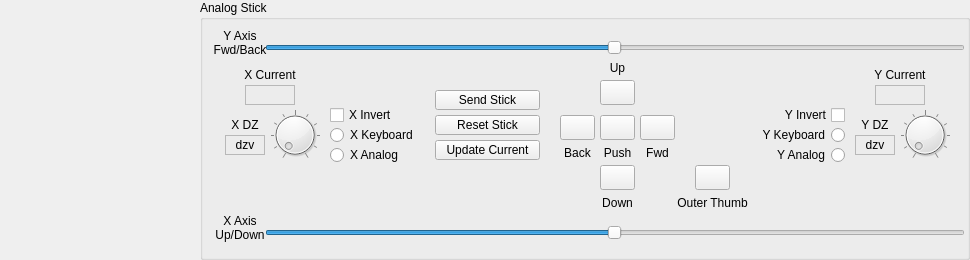
The window that ui_stick.ui (andrewb435/gameKey-Companion) describes before a commit, drawn with Qt 5.
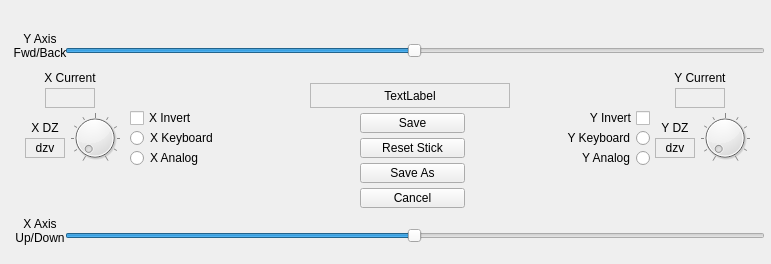
The same window after the commit. Custom widgets are drawn as their Qt base class.

Commit message: Add analog stick profiles

```diff
--- a/ui_stick.ui
+++ b/ui_stick.ui
@@ -6,25 +6,22 @@
    <rect>
     <x>0</x>
     <y>0</y>
-    <width>970</width>
-    <height>260</height>
+    <width>771</width>
+    <height>264</height>
    </rect>
   </property>
   <property name="windowTitle">
    <string>Dialog</string>
   </property>
-  <widget class="QGroupBox" name="grpStick">
+  <widget class="QFrame" name="grpStick">
    <property name="geometry">
     <rect>
-     <x>200</x>
-     <y>0</y>
+     <x>0</x>
+     <y>3</y>
      <width>770</width>
      <height>260</height>
     </rect>
    </property>
-   <property name="title">
-    <string>Analog Stick</string>
-   </property>
    <widget class="QLabeledRangeSlider" name="sliderXrange">
     <property name="geometry">
      <rect>
@@ -138,8 +135,8 @@
    <widget class="QPushButton" name="bResetAxes">
     <property name="geometry">
      <rect>
-      <x>235</x>
-      <y>115</y>
+      <x>360</x>
+      <y>135</y>
       <width>105</width>
       <height>20</height>
      </rect>
@@ -154,8 +151,8 @@
    <widget class="QPushButton" name="bSendAxes">
     <property name="geometry">
      <rect>
-      <x>235</x>
-      <y>90</y>
+      <x>360</x>
+      <y>110</y>
       <width>105</width>
       <height>20</height>
      </rect>
@@ -164,14 +161,14 @@
      <enum>Qt::NoFocus</enum>
     </property>
     <property name="text">
-     <string>Send Stick</string>
+     <string>Save</string>
     </property>
    </widget>
    <widget class="QPushButton" name="bUpdateAnalog">
     <property name="geometry">
      <rect>
-      <x>235</x>
-      <y>140</y>
+      <x>360</x>
+      <y>160</y>
       <width>105</width>
       <height>20</height>
      </rect>
@@ -180,7 +177,7 @@
      <enum>Qt::NoFocus</enum>
     </property>
     <property name="text">
-     <string>Update Current</string>
+     <string>Save As</string>
     </property>
    </widget>
    <widget class="QLabeledRangeSlider" name="sliderYrange">
@@ -380,208 +377,6 @@
      <set>Qt::AlignCenter</set>
     </property>
    </widget>
-   <widget class="QFrame" name="grpThumbStick">
-    <property name="geometry">
-     <rect>
-      <x>340</x>
-      <y>50</y>
-      <width>155</width>
-      <height>185</height>
-     </rect>
-    </property>
-    <widget class="QLabel" name="lThumbStickPush">
-     <property name="geometry">
-      <rect>
-       <x>50</x>
-       <y>90</y>
-       <width>55</width>
-       <height>25</height>
-      </rect>
-     </property>
-     <property name="text">
-      <string>Push</string>
-     </property>
-     <property name="alignment">
-      <set>Qt::AlignCenter</set>
-     </property>
-    </widget>
-    <widget class="QPushButton" name="kThumbStickW">
-     <property name="geometry">
-      <rect>
-       <x>20</x>
-       <y>65</y>
-       <width>35</width>
-       <height>25</height>
-      </rect>
-     </property>
-     <property name="focusPolicy">
-      <enum>Qt::NoFocus</enum>
-     </property>
-     <property name="text">
-      <string/>
-     </property>
-    </widget>
-    <widget class="QPushButton" name="kThumbStickPush">
-     <property name="geometry">
-      <rect>
-       <x>60</x>
-       <y>65</y>
-       <width>35</width>
-       <height>25</height>
-      </rect>
-     </property>
-     <property name="focusPolicy">
-      <enum>Qt::NoFocus</enum>
-     </property>
-     <property name="text">
-      <string/>
-     </property>
-    </widget>
-    <widget class="QLabel" name="lThumbStickE">
-     <property name="geometry">
-      <rect>
-       <x>90</x>
-       <y>90</y>
-       <width>55</width>
-       <height>25</height>
-      </rect>
-     </property>
-     <property name="text">
-      <string>Fwd</string>
-     </property>
-     <property name="alignment">
-      <set>Qt::AlignCenter</set>
-     </property>
-    </widget>
-    <widget class="QPushButton" name="kThumbStickS">
-     <property name="geometry">
-      <rect>
-       <x>60</x>
-       <y>115</y>
-       <width>35</width>
-       <height>25</height>
-      </rect>
-     </property>
-     <property name="focusPolicy">
-      <enum>Qt::NoFocus</enum>
-     </property>
-     <property name="text">
-      <string/>
-     </property>
-    </widget>
-    <widget class="QLabel" name="lThumbStickS">
-     <property name="geometry">
-      <rect>
-       <x>50</x>
-       <y>140</y>
-       <width>55</width>
-       <height>25</height>
-      </rect>
-     </property>
-     <property name="text">
-      <string>Down</string>
-     </property>
-     <property name="alignment">
-      <set>Qt::AlignCenter</set>
-     </property>
-    </widget>
-    <widget class="QLabel" name="lThumbStickN">
-     <property name="geometry">
-      <rect>
-       <x>50</x>
-       <y>5</y>
-       <width>55</width>
-       <height>25</height>
-      </rect>
-     </property>
-     <property name="text">
-      <string>Up</string>
-     </property>
-     <property name="alignment">
-      <set>Qt::AlignCenter</set>
-     </property>
-    </widget>
-    <widget class="QPushButton" name="kThumbStickE">
-     <property name="geometry">
-      <rect>
-       <x>100</x>
-       <y>65</y>
-       <width>35</width>
-       <height>25</height>
-      </rect>
-     </property>
-     <property name="focusPolicy">
-      <enum>Qt::NoFocus</enum>
-     </property>
-     <property name="text">
-      <string/>
-     </property>
-    </widget>
-    <widget class="QLabel" name="lThumbStickW">
-     <property name="geometry">
-      <rect>
-       <x>10</x>
-       <y>90</y>
-       <width>55</width>
-       <height>25</height>
-      </rect>
-     </property>
-     <property name="text">
-      <string>Back</string>
-     </property>
-     <property name="alignment">
-      <set>Qt::AlignCenter</set>
-     </property>
-    </widget>
-    <widget class="QPushButton" name="kThumbStickN">
-     <property name="geometry">
-      <rect>
-       <x>60</x>
-       <y>30</y>
-       <width>35</width>
-       <height>25</height>
-      </rect>
-     </property>
-     <property name="focusPolicy">
-      <enum>Qt::NoFocus</enum>
-     </property>
-     <property name="text">
-      <string/>
-     </property>
-    </widget>
-   </widget>
-   <widget class="QLabel" name="lThumbOutBAddon">
-    <property name="geometry">
-     <rect>
-      <x>465</x>
-      <y>190</y>
-      <width>95</width>
-      <height>25</height>
-     </rect>
-    </property>
-    <property name="text">
-     <string>Outer Thumb</string>
-    </property>
-    <property name="alignment">
-     <set>Qt::AlignCenter</set>
-    </property>
-   </widget>
-   <widget class="QPushButton" name="kThumbBAddon">
-    <property name="geometry">
-     <rect>
-      <x>495</x>
-      <y>165</y>
-      <width>35</width>
-      <height>25</height>
-     </rect>
-    </property>
-    <property name="focusPolicy">
-     <enum>Qt::NoFocus</enum>
-    </property>
-    <property name="text">
-     <string/>
-    </property>
-   </widget>
    <widget class="QFrame" name="frame">
     <property name="geometry">
      <rect>
@@ -602,7 +397,7 @@
       <rect>
        <x>5</x>
        <y>45</y>
-       <width>90</width>
+       <width>100</width>
        <height>20</height>
       </rect>
      </property>
@@ -618,7 +413,7 @@
       <rect>
        <x>5</x>
        <y>25</y>
-       <width>90</width>
+       <width>100</width>
        <height>20</height>
       </rect>
      </property>
@@ -634,7 +429,7 @@
       <rect>
        <x>5</x>
        <y>5</y>
-       <width>90</width>
+       <width>100</width>
        <height>20</height>
       </rect>
      </property>
@@ -664,9 +459,9 @@
     <widget class="QRadioButton" name="radioYModeAnalog">
      <property name="geometry">
       <rect>
-       <x>5</x>
+       <x>0</x>
        <y>45</y>
-       <width>90</width>
+       <width>100</width>
        <height>20</height>
       </rect>
      </property>
@@ -683,9 +478,9 @@
     <widget class="QRadioButton" name="radioYModeDigital">
      <property name="geometry">
       <rect>
-       <x>5</x>
+       <x>0</x>
        <y>25</y>
-       <width>90</width>
+       <width>100</width>
        <height>20</height>
       </rect>
      </property>
@@ -702,9 +497,9 @@
     <widget class="QCheckBox" name="iYInvert">
      <property name="geometry">
       <rect>
-       <x>5</x>
+       <x>0</x>
        <y>5</y>
-       <width>90</width>
+       <width>100</width>
        <height>20</height>
       </rect>
      </property>
@@ -716,6 +511,44 @@
      </property>
     </widget>
    </widget>
+   <widget class="QLabel" name="lName">
+    <property name="geometry">
+     <rect>
+      <x>310</x>
+      <y>80</y>
+      <width>200</width>
+      <height>25</height>
+     </rect>
+    </property>
+    <property name="frameShape">
+     <enum>QFrame::StyledPanel</enum>
+    </property>
+    <property name="frameShadow">
+     <enum>QFrame::Sunken</enum>
+    </property>
+    <property name="text">
+     <string>TextLabel</string>
+    </property>
+    <property name="alignment">
+     <set>Qt::AlignCenter</set>
+    </property>
+   </widget>
+   <widget class="QPushButton" name="bCancel">
+    <property name="geometry">
+     <rect>
+      <x>360</x>
+      <y>185</y>
+      <width>105</width>
+      <height>20</height>
+     </rect>
+    </property>
+    <property name="focusPolicy">
+     <enum>Qt::NoFocus</enum>
+    </property>
+    <property name="text">
+     <string>Cancel</string>
+    </property>
+   </widget>
   </widget>
  </widget>
  <customwidgets>
```
Left out of the diff: 9 changed lines with no effect on the pictures. The commit also changes 15 other files.
